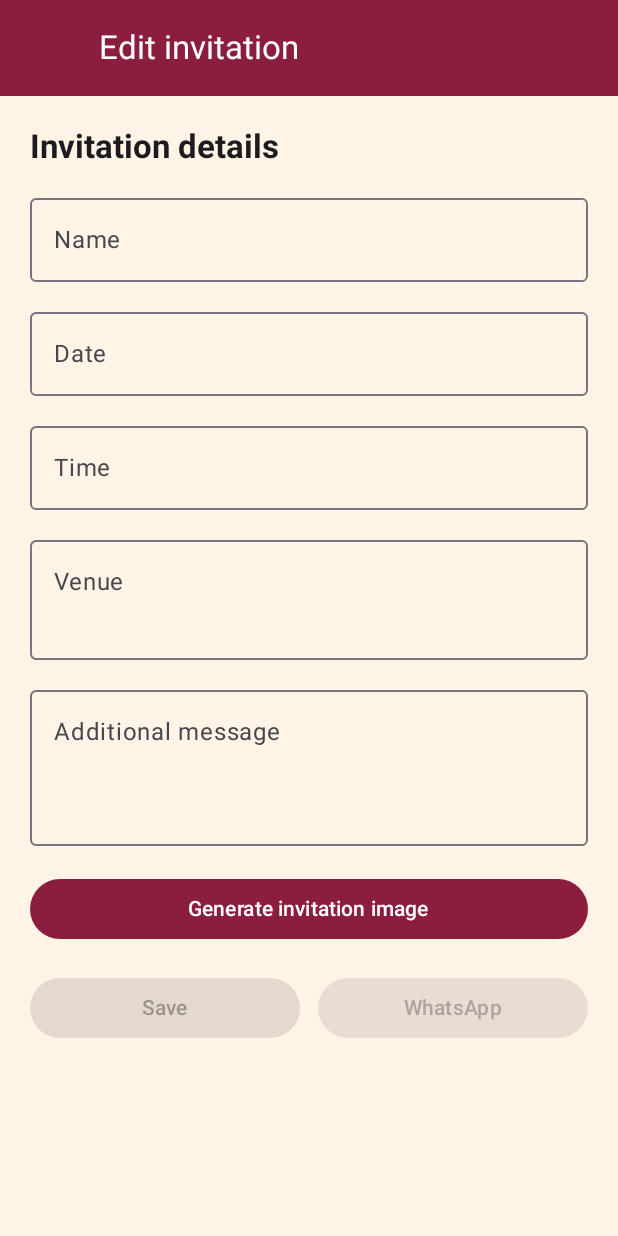
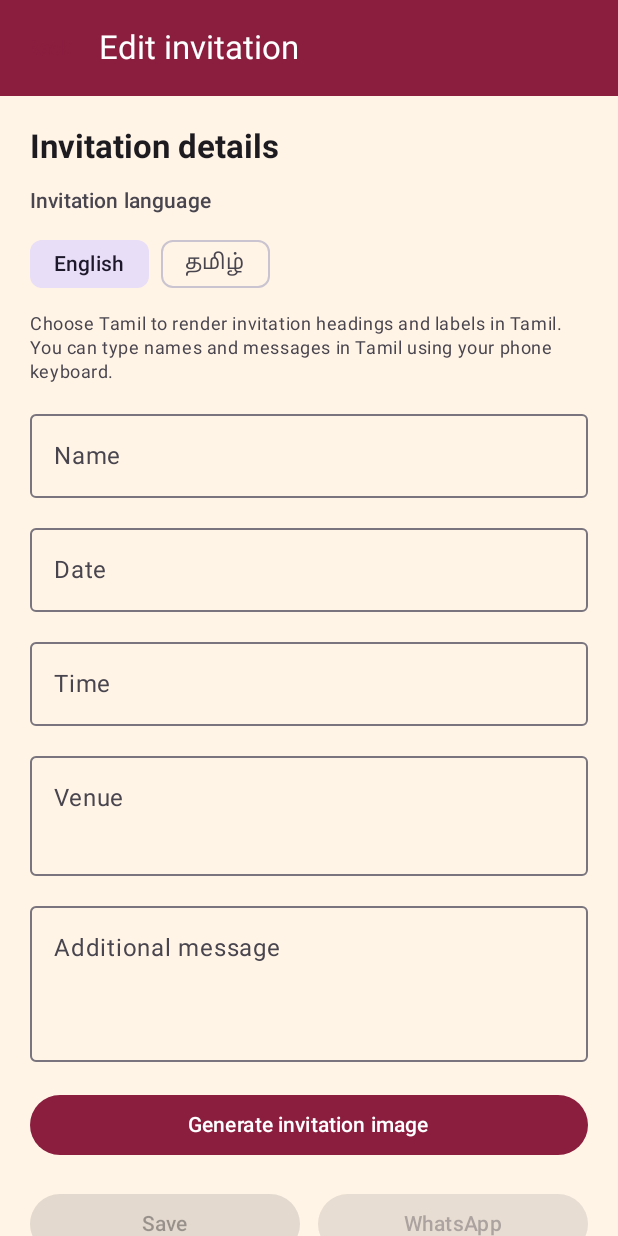
Before and after one commit to mrajen27/Invitation_Maker, an Android app built with Jetpack Compose: the EditorScreen screen opened through its navigation route, on a phone screen of 412 x 824 dp. Run offline under Robolectric (Android 15) with nearby library versions, the phone set to English and light mode, and no system bars.

Commit message:
Add Tamil invitation language support
Co-authored-by: mrajen27 <mrajen27@users.noreply.github.com>

```diff
--- a/app/src/main/java/com/vaangainvite/ui/screens/EditorScreen.kt
+++ b/app/src/main/java/com/vaangainvite/ui/screens/EditorScreen.kt
@@ -23,6 +23,7 @@ import androidx.compose.material3.Card
 import androidx.compose.material3.CardDefaults
 import androidx.compose.material3.ExperimentalMaterial3Api
 import androidx.compose.material3.FilledTonalButton
+import androidx.compose.material3.FilterChip
 import androidx.compose.material3.MaterialTheme
 import androidx.compose.material3.OutlinedTextField
 import androidx.compose.material3.Scaffold
@@ -48,6 +49,7 @@ import androidx.core.content.ContextCompat
 import androidx.lifecycle.compose.collectAsStateWithLifecycle
 import com.vaangainvite.core.share.InvitationShare
 import com.vaangainvite.data.model.InvitationDetails
+import com.vaangainvite.data.model.InvitationLanguage
 import com.vaangainvite.ui.viewmodel.InviteViewModel
 
 @OptIn(ExperimentalMaterial3Api::class)
@@ -122,6 +124,8 @@ fun EditorScreen(
 
             EditorFields(
                 details = state.details,
+                selectedLanguage = state.selectedLanguage,
+                onLanguageSelected = viewModel::selectLanguage,
                 onNameChanged = viewModel::updateName,
                 onDateChanged = viewModel::updateDate,
                 onTimeChanged = viewModel::updateTime,
@@ -182,7 +186,7 @@ fun EditorScreen(
                             val openedWhatsApp = InvitationShare.shareToWhatsApp(
                                 context = context,
                                 imageUri = imageUri,
-                                message = "Invitation from Vaanga Invite"
+                                message = state.selectedLanguage.shareMessage
                             )
                             val message = if (openedWhatsApp) {
                                 "Opening WhatsApp"
@@ -207,6 +211,8 @@ fun EditorScreen(
 @Composable
 private fun EditorFields(
     details: InvitationDetails,
+    selectedLanguage: InvitationLanguage,
+    onLanguageSelected: (InvitationLanguage) -> Unit,
     onNameChanged: (String) -> Unit,
     onDateChanged: (String) -> Unit,
     onTimeChanged: (String) -> Unit,
@@ -218,6 +224,10 @@ private fun EditorFields(
             text = "Invitation details",
             style = MaterialTheme.typography.titleLarge,
             fontWeight = FontWeight.Bold
+        )
+        LanguageSelector(
+            selectedLanguage = selectedLanguage,
+            onLanguageSelected = onLanguageSelected
         )
         OutlinedTextField(
             value = details.name,
@@ -256,3 +266,31 @@ private fun EditorFields(
         )
     }
 }
+
+@Composable
+private fun LanguageSelector(
+    selectedLanguage: InvitationLanguage,
+    onLanguageSelected: (InvitationLanguage) -> Unit
+) {
+    Column(verticalArrangement = Arrangement.spacedBy(8.dp)) {
+        Text(
+            text = "Invitation language",
+            style = MaterialTheme.typography.titleSmall,
+            color = MaterialTheme.colorScheme.onSurfaceVariant
+        )
+        Row(horizontalArrangement = Arrangement.spacedBy(8.dp)) {
+            InvitationLanguage.entries.forEach { language ->
+                FilterChip(
+                    selected = selectedLanguage == language,
+                    onClick = { onLanguageSelected(language) },
+                    label = { Text(text = language.displayName) }
+                )
+            }
+        }
+        Text(
+            text = "Choose Tamil to render invitation headings and labels in Tamil. You can type names and messages in Tamil using your phone keyboard.",
+            style = MaterialTheme.typography.bodySmall,
+            color = MaterialTheme.colorScheme.onSurfaceVariant
+        )
+    }
+}
```
Also changed, not shown: app/src/main/java/com/vaangainvite/core/image/InvitationImageGenerator.kt (+39 -16 lines), app/src/main/java/com/vaangainvite/data/model/InvitationLanguage.kt (added, +45 -0 lines), app/src/main/java/com/vaangainvite/ui/viewmodel/InviteViewModel.kt (+18 -1 lines), app/src/main/res/font/noto_sans_tamil.ttf (added), 2 other files.
